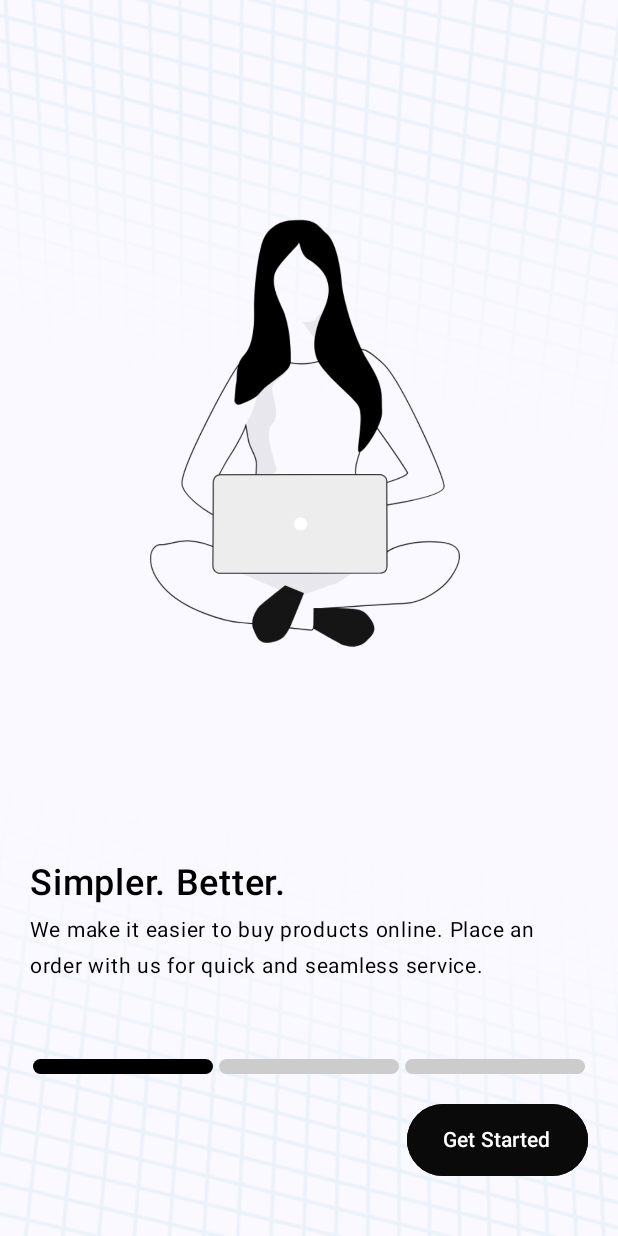
After one commit to brentcenci/OnBoarding, an Android app built with Jetpack Compose: the composable ThirdStyle shown on its own in the app's theme, on a phone screen of 412 x 824 dp. The commit adds this screen. Run offline under Robolectric (Android 15) with nearby library versions, the phone set to English and light mode, and no system bars.

Commit message:
Added in a third set of example screens.

```diff
--- a/app/src/main/java/com/example/onboarding/MainActivity.kt
+++ b/app/src/main/java/com/example/onboarding/MainActivity.kt
@@ -11,6 +11,7 @@ import com.example.onboarding.ui.screens.FirstStyle
 import com.example.onboarding.ui.screens.Home
 import com.example.onboarding.ui.screens.Screen
 import com.example.onboarding.ui.screens.SecondStyle
+import com.example.onboarding.ui.screens.ThirdStyle
 import com.example.onboarding.ui.theme.OnBoardingTheme
 
 class MainActivity : ComponentActivity() {
@@ -35,6 +36,9 @@ class MainActivity : ComponentActivity() {
                     composable(route = Screen.Second.route) {
                         SecondStyle(navController = navController)
                     }
+                    composable(route = Screen.Third.route) {
+                        ThirdStyle(navController = navController)
+                    }
                 }
             }
         }
--- /dev/null
+++ b/app/src/main/java/com/example/onboarding/ui/indicators/ThirdIndicator.kt
@@ -0,0 +1,37 @@
+package com.example.onboarding.ui.indicators
+
+import androidx.compose.foundation.background
+import androidx.compose.foundation.clickable
+import androidx.compose.foundation.layout.Box
+import androidx.compose.foundation.layout.Row
+import androidx.compose.foundation.layout.height
+import androidx.compose.foundation.layout.padding
+import androidx.compose.foundation.layout.size
+import androidx.compose.foundation.layout.width
+import androidx.compose.foundation.shape.RoundedCornerShape
+import androidx.compose.material3.Text
+import androidx.compose.runtime.Composable
+import androidx.compose.ui.Modifier
+import androidx.compose.ui.draw.clip
+import androidx.compose.ui.graphics.Color
+import androidx.compose.ui.unit.dp
+import com.example.onboarding.OnboardingState
+
+@Composable
+fun ThirdIndicator(modifier: Modifier = Modifier, state: OnboardingState) {
+    Row(modifier = modifier) {
+        repeat(state.numScreens) {
+            val color = if (it == state.currentScreen) Color.Black else Color.LightGray
+            Box(modifier = Modifier
+                .padding(horizontal = 2.dp)
+                .clip(RoundedCornerShape(50))
+                .background(color)
+                .weight(1f)
+                .height(10.dp)
+                .clickable {
+                    state.goTo(it)
+                }
+            )
+        }
+    }
+}
--- a/app/src/main/java/com/example/onboarding/ui/screens/Home.kt
+++ b/app/src/main/java/com/example/onboarding/ui/screens/Home.kt
@@ -16,5 +16,8 @@ fun Home(modifier: Modifier = Modifier, navController: NavController) {
         Button(onClick = { navController.navigate(Screen.Second.route) }) {
             Text("Go to the Second example")
         }
+        Button(onClick = { navController.navigate(Screen.Third.route) }) {
+            Text("Go to the Third example")
+        }
     }
 }
--- a/app/src/main/java/com/example/onboarding/ui/screens/Screen.kt
+++ b/app/src/main/java/com/example/onboarding/ui/screens/Screen.kt
@@ -4,4 +4,5 @@ sealed class Screen(val route: String) {
     data object Home : Screen("home")
     data object First : Screen("first")
     data object Second : Screen("second")
+    data object Third : Screen("third")
 }
--- /dev/null
+++ b/app/src/main/java/com/example/onboarding/ui/screens/ThirdStyle.kt
@@ -0,0 +1,121 @@
+package com.example.onboarding.ui.screens
+
+import androidx.compose.foundation.Image
+import androidx.compose.foundation.background
+import androidx.compose.foundation.border
+import androidx.compose.foundation.layout.Column
+import androidx.compose.foundation.layout.Row
+import androidx.compose.foundation.layout.Spacer
+import androidx.compose.foundation.layout.fillMaxSize
+import androidx.compose.foundation.layout.fillMaxWidth
+import androidx.compose.foundation.layout.height
+import androidx.compose.foundation.layout.padding
+import androidx.compose.foundation.layout.size
+import androidx.compose.foundation.shape.RoundedCornerShape
+import androidx.compose.material3.Button
+import androidx.compose.material3.ButtonDefaults
+import androidx.compose.material3.Text
+import androidx.compose.runtime.Composable
+import androidx.compose.ui.Alignment
+import androidx.compose.ui.Modifier
+import androidx.compose.ui.draw.paint
+import androidx.compose.ui.graphics.Color
+import androidx.compose.ui.graphics.painter.Painter
+import androidx.compose.ui.layout.ContentScale
+import androidx.compose.ui.res.painterResource
+import androidx.compose.ui.text.font.FontWeight
+import androidx.compose.ui.text.style.TextAlign
+import androidx.compose.ui.unit.dp
+import androidx.compose.ui.unit.sp
+import androidx.navigation.NavController
+import com.example.onboarding.Onboarding
+import com.example.onboarding.OnboardingState
+import com.example.onboarding.R
+import com.example.onboarding.rememberOnboardingState
+import com.example.onboarding.ui.indicators.SecondIndicator
+import com.example.onboarding.ui.indicators.ThirdIndicator
+
+@Composable
+fun ThirdStyle(modifier: Modifier = Modifier, navController: NavController) {
+    val state = rememberOnboardingState(numScreens = 3)
+    Onboarding(
+        state = state, {
+            ThirdStyleOnboardingScreen(
+                mainImage = painterResource(id = R.drawable.third1),
+                title = "Simpler. Better.",
+                subtitle = "We make it easier to buy products online. Place an order with us for quick and seamless service.",
+                buttonText = "Get Started",
+                onboardingState = it
+            )
+        },
+        {
+            ThirdStyleOnboardingScreen(
+                mainImage = painterResource(id = R.drawable.third2),
+                title = "Sourcing.",
+                subtitle = "Our effective staff will find the best source for your products to provide you with the earliest arrival.",
+                buttonText = "Okay",
+                onboardingState = it
+            )
+        },
+        {
+            ThirdStyleOnboardingScreen(
+                mainImage = painterResource(id = R.drawable.third3),
+                title = "Direct to you.",
+                subtitle = "We do all the heavy lifting, so you can sit back and watch as your product arrives at your doorstep.",
+                buttonText = "Let's Go",
+                onboardingState = it
+            )
+        }
+    )
+}
+
+@Composable
+fun ThirdStyleOnboardingScreen(
+    modifier: Modifier = Modifier,
+    mainImage: Painter,
+    title: String,
+    subtitle: String,
+    buttonText: String,
+    onboardingState: OnboardingState
+) {
+    val bgImage = painterResource(id = R.drawable.grid)
+    Column(
+        modifier = modifier
+            .fillMaxSize()
+            .paint(bgImage, contentScale = ContentScale.FillHeight, alpha = 0.15f)
+            .padding(20.dp),
+    ) {
+        Spacer(modifier = Modifier.weight(1f))
+        Image(mainImage, "", modifier = Modifier.size(400.dp))
+
+        Spacer(modifier = Modifier.weight(1f))
+        Text(text = title, color = Color.Black, fontWeight = FontWeight.SemiBold, fontSize = 24.sp, textAlign = TextAlign.Start)
+        Spacer(modifier = Modifier.height(5.dp))
+        Text(text = subtitle, color = Color.Black, fontWeight = FontWeight.Normal, fontSize = 14.sp, textAlign = TextAlign.Start)
+        Spacer(modifier = Modifier.height(50.dp))
+        ThirdIndicator(state = onboardingState, /*modifier = Modifier.fillMaxWidth().border(1.dp, Color.Black)*/)
+        Spacer(modifier = Modifier.height(20.dp))
+        Row {
+            if (onboardingState.currentScreen!= 0) {
+                Button(
+                    onClick = { onboardingState.goBack() },
+                    colors = ButtonDefaults.buttonColors(containerColor = Color.White, contentColor = Color.LightGray),
+                    modifier = Modifier.border(2.dp, Color.LightGray, shape = RoundedCornerShape(50))
+                ) {
+                    Text("Back")
+                }
+            }
+            Spacer(Modifier.weight(1f))
+            Button(
+                onClick = { onboardingState.goNext() },
+                colors = ButtonDefaults.buttonColors(containerColor = Color(10, 10, 10), contentColor = Color.White),
+                modifier = Modifier
+                    .border(2.dp, Color(10, 10, 10), shape = RoundedCornerShape(50))
+                    .background(Color(10, 10, 10), RoundedCornerShape(50)),
+            ) {
+                Text(buttonText)
+            }
+        }
+        Spacer(modifier = Modifier.height(20.dp))
+    }
+}
```
Also changed, not shown: app/src/main/res/drawable/grid.jpg (added), app/src/main/res/drawable/third1.png (added), app/src/main/res/drawable/third2.png (added), app/src/main/res/drawable/third3.png (added).
